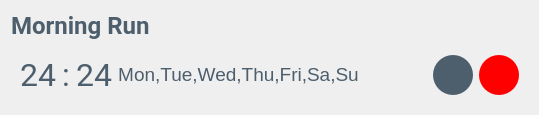
Old version of the form ebreszto-alkalmazas/ui_files/alarm_widget.ui in the repository friskodomi/ebreszto-alkalmazas-UIUX.
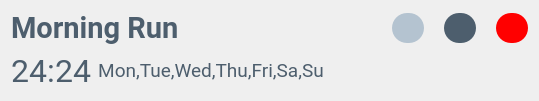
New version of the form. Icons and pictures are not drawn.

Commit message: alarm groups implemented

Patch:
```diff
--- a/ebreszto-alkalmazas/ui_files/alarm_widget.ui
+++ b/ebreszto-alkalmazas/ui_files/alarm_widget.ui
@@ -7,75 +7,46 @@
     <x>0</x>
     <y>0</y>
     <width>539</width>
-    <height>111</height>
+    <height>98</height>
    </rect>
   </property>
   <property name="windowTitle">
    <string>Form</string>
   </property>
   <layout class="QGridLayout" name="gridLayout">
-   <item row="1" column="5">
-    <widget class="QWidget" name="widget" native="true">
-     <layout class="QHBoxLayout" name="horizontalLayout">
+   <item row="0" column="4">
+    <widget class="QWidget" name="group_details" native="true">
+     <layout class="QHBoxLayout" name="horizontalLayout_2">
+      <property name="spacing">
+       <number>0</number>
+      </property>
+      <property name="leftMargin">
+       <number>0</number>
+      </property>
+      <property name="topMargin">
+       <number>0</number>
+      </property>
+      <property name="rightMargin">
+       <number>0</number>
+      </property>
+      <property name="bottomMargin">
+       <number>0</number>
+      </property>
       <item>
-       <widget class="QLabel" name="hour_label">
+       <widget class="QLabel" name="group_name">
         <property name="font">
          <font>
           <family>Roboto</family>
-          <pointsize>24</pointsize>
+          <pointsize>22</pointsize>
+          <weight>75</weight>
+          <bold>true</bold>
          </font>
         </property>
         <property name="styleSheet">
-         <string notr="true">background-color: transparent;
-color: #4d5e6d;</string>
+         <string notr="true">color: #4d5e6d;</string>
         </property>
         <property name="text">
-         <string>&lt;html&gt;&lt;head/&gt;&lt;body&gt;&lt;p align=&quot;center&quot;&gt;&lt;span style=&quot; font-size:24pt; color:#4d5e6d;&quot;&gt;24&lt;/span&gt;&lt;/p&gt;&lt;/body&gt;&lt;/html&gt;</string>
-        </property>
-       </widget>
-      </item>
-      <item>
-       <widget class="QLabel" name="hour_minute_separator">
-        <property name="font">
-         <font>
-          <family>Roboto</family>
-          <pointsize>24</pointsize>
-         </font>
-        </property>
-        <property name="styleSheet">
-         <string notr="true">background-color: transparent;
-color: #4d5e6d;</string>
-        </property>
-        <property name="text">
-         <string>&lt;html&gt;&lt;head/&gt;&lt;body&gt;&lt;p align=&quot;center&quot;&gt;&lt;span style=&quot; font-size:24pt; color:#4d5e6d;&quot;&gt;:&lt;/span&gt;&lt;/p&gt;&lt;/body&gt;&lt;/html&gt;</string>
-        </property>
-       </widget>
-      </item>
-      <item>
-       <widget class="QLabel" name="minute_label">
-        <property name="font">
-         <font>
-          <family>Roboto</family>
-          <pointsize>24</pointsize>
-         </font>
-        </property>
-        <property name="styleSheet">
-         <string notr="true">background-color: transparent;
-color: #4d5e6d;</string>
-        </property>
-        <property name="text">
-         <string>&lt;html&gt;&lt;head/&gt;&lt;body&gt;&lt;p align=&quot;center&quot;&gt;&lt;span style=&quot; font-size:24pt; color:#4d5e6d;&quot;&gt;24&lt;/span&gt;&lt;/p&gt;&lt;/body&gt;&lt;/html&gt;</string>
-        </property>
-       </widget>
-      </item>
-      <item>
-       <widget class="QLabel" name="days_repeat_label">
-        <property name="styleSheet">
-         <string notr="true">background-color: transparent;
-color: #4d5e6d;</string>
-        </property>
-        <property name="text">
-         <string>&lt;html&gt;&lt;head/&gt;&lt;body&gt;&lt;p align=&quot;center&quot;&gt;&lt;span style=&quot; font-size:14pt; color:#4d5e6d;&quot;&gt;Mon,Tue,Wed,Thu,Fri,Sa,Su&lt;/span&gt;&lt;/p&gt;&lt;/body&gt;&lt;/html&gt;</string>
+         <string>Morning Run</string>
         </property>
        </widget>
       </item>
@@ -86,23 +57,71 @@
         </property>
         <property name="sizeHint" stdset="0">
          <size>
-          <width>65</width>
-          <height>37</height>
-         </size>
-        </property>
-       </spacer>
-      </item>
-      <item>
-       <widget class="QPushButton" name="editAlarm_button">
-        <property name="minimumSize">
-         <size>
           <width>40</width>
+          <height>20</height>
+         </size>
+        </property>
+       </spacer>
+      </item>
+      <item>
+       <widget class="QPushButton" name="onoff_button">
+        <property name="minimumSize">
+         <size>
+          <width>30</width>
+          <height>30</height>
+         </size>
+        </property>
+        <property name="styleSheet">
+         <string notr="true">QPushButton {
+        background-color: #b4c3d0;
+		border-radius:15px;
+}
+QPushButton:checked {
+        background-color:#4d5e6d;
+		border-radius:15px;
+}</string>
+        </property>
+        <property name="text">
+         <string/>
+        </property>
+        <property name="iconSize">
+         <size>
+          <width>15</width>
+          <height>15</height>
+         </size>
+        </property>
+        <property name="checkable">
+         <bool>true</bool>
+        </property>
+        <property name="checked">
+         <bool>false</bool>
+        </property>
+       </widget>
+      </item>
+      <item>
+       <spacer name="verticalSpacer">
+        <property name="orientation">
+         <enum>Qt::Vertical</enum>
+        </property>
+        <property name="sizeHint" stdset="0">
+         <size>
+          <width>20</width>
           <height>40</height>
+         </size>
+        </property>
+       </spacer>
+      </item>
+      <item>
+       <widget class="QPushButton" name="edit_button">
+        <property name="minimumSize">
+         <size>
+          <width>30</width>
+          <height>30</height>
          </size>
         </property>
         <property name="styleSheet">
          <string notr="true">background-color: #4d5e6d;
-border-radius:20px;</string>
+border-radius:15px;</string>
         </property>
         <property name="text">
          <string/>
@@ -120,16 +139,29 @@
        </widget>
       </item>
       <item>
-       <widget class="QPushButton" name="deleteAlarm_button">
-        <property name="minimumSize">
+       <spacer name="verticalSpacer_2">
+        <property name="orientation">
+         <enum>Qt::Vertical</enum>
+        </property>
+        <property name="sizeHint" stdset="0">
          <size>
-          <width>40</width>
+          <width>20</width>
           <height>40</height>
+         </size>
+        </property>
+       </spacer>
+      </item>
+      <item>
+       <widget class="QPushButton" name="delete_button">
+        <property name="minimumSize">
+         <size>
+          <width>30</width>
+          <height>30</height>
          </size>
         </property>
         <property name="styleSheet">
          <string notr="true">background-color: red;
-border-radius:20px;</string>
+border-radius:15px;</string>
         </property>
         <property name="text">
          <string/>
@@ -149,22 +181,122 @@
      </layout>
     </widget>
    </item>
-   <item row="0" column="5">
-    <widget class="QLabel" name="alarm_name">
-     <property name="font">
-      <font>
-       <family>Roboto</family>
-       <pointsize>18</pointsize>
-       <weight>75</weight>
-       <bold>true</bold>
-      </font>
-     </property>
-     <property name="styleSheet">
-      <string notr="true">color: #4d5e6d;</string>
-     </property>
-     <property name="text">
-      <string>Morning Run</string>
-     </property>
+   <item row="1" column="4" rowspan="2">
+    <widget class="QWidget" name="alarm_details" native="true">
+     <layout class="QHBoxLayout" name="horizontalLayout">
+      <property name="spacing">
+       <number>0</number>
+      </property>
+      <property name="leftMargin">
+       <number>0</number>
+      </property>
+      <property name="topMargin">
+       <number>0</number>
+      </property>
+      <property name="rightMargin">
+       <number>0</number>
+      </property>
+      <property name="bottomMargin">
+       <number>0</number>
+      </property>
+      <item>
+       <widget class="QLabel" name="hour_label">
+        <property name="font">
+         <font>
+          <family>Roboto</family>
+          <pointsize>26</pointsize>
+         </font>
+        </property>
+        <property name="styleSheet">
+         <string notr="true">background-color: transparent;
+color: #4d5e6d;</string>
+        </property>
+        <property name="text">
+         <string>&lt;html&gt;&lt;head/&gt;&lt;body&gt;&lt;p align=&quot;center&quot;&gt;&lt;span style=&quot; font-size:24pt; color:#4d5e6d;&quot;&gt;24&lt;/span&gt;&lt;/p&gt;&lt;/body&gt;&lt;/html&gt;</string>
+        </property>
+       </widget>
+      </item>
+      <item>
+       <widget class="QLabel" name="hour_minute_separator">
+        <property name="font">
+         <font>
+          <family>Roboto</family>
+          <pointsize>24</pointsize>
+         </font>
+        </property>
+        <property name="styleSheet">
+         <string notr="true">background-color: transparent;
+color: #4d5e6d;</string>
+        </property>
+        <property name="text">
+         <string>&lt;html&gt;&lt;head/&gt;&lt;body&gt;&lt;p align=&quot;center&quot;&gt;&lt;span style=&quot; font-size:24pt; color:#4d5e6d;&quot;&gt;:&lt;/span&gt;&lt;/p&gt;&lt;/body&gt;&lt;/html&gt;</string>
+        </property>
+       </widget>
+      </item>
+      <item>
+       <widget class="QLabel" name="minute_label">
+        <property name="font">
+         <font>
+          <family>Roboto</family>
+          <pointsize>26</pointsize>
+         </font>
+        </property>
+        <property name="styleSheet">
+         <string notr="true">background-color: transparent;
+color: #4d5e6d;</string>
+        </property>
+        <property name="text">
+         <string>&lt;html&gt;&lt;head/&gt;&lt;body&gt;&lt;p align=&quot;center&quot;&gt;&lt;span style=&quot; font-size:24pt; color:#4d5e6d;&quot;&gt;24&lt;/span&gt;&lt;/p&gt;&lt;/body&gt;&lt;/html&gt;</string>
+        </property>
+       </widget>
+      </item>
+      <item>
+       <spacer name="horizontalSpacer_3">
+        <property name="orientation">
+         <enum>Qt::Horizontal</enum>
+        </property>
+        <property name="sizeType">
+         <enum>QSizePolicy::Fixed</enum>
+        </property>
+        <property name="sizeHint" stdset="0">
+         <size>
+          <width>7</width>
+          <height>20</height>
+         </size>
+        </property>
+       </spacer>
+      </item>
+      <item>
+       <widget class="QLabel" name="days_repeat_label">
+        <property name="font">
+         <font>
+          <family>Roboto</family>
+          <pointsize>16</pointsize>
+         </font>
+        </property>
+        <property name="styleSheet">
+         <string notr="true">background-color: transparent;
+color: #4d5e6d;</string>
+        </property>
+        <property name="text">
+         <string>&lt;html&gt;&lt;head/&gt;&lt;body&gt;&lt;p align=&quot;center&quot;&gt;&lt;span style=&quot; font-size:14pt; color:#4d5e6d;&quot;&gt;Mon,Tue,Wed,Thu,Fri,Sa,Su&lt;/span&gt;&lt;/p&gt;&lt;/body&gt;&lt;/html&gt;</string>
+        </property>
+       </widget>
+      </item>
+      <item>
+       <spacer name="horizontalSpacer_2">
+        <property name="orientation">
+         <enum>Qt::Horizontal</enum>
+        </property>
+        <property name="sizeHint" stdset="0">
+         <size>
+          <width>169</width>
+          <height>20</height>
+         </size>
+        </property>
+       </spacer>
+      </item>
+     </layout>
     </widget>
    </item>
   </layout>
```
The commit also changes 8 other files.
